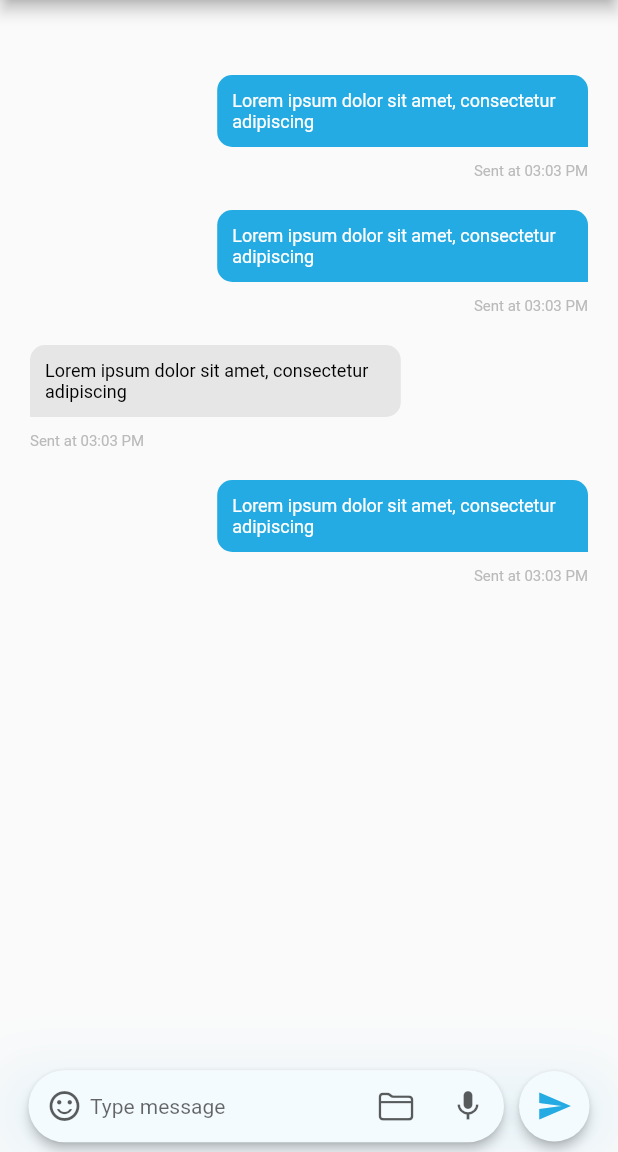
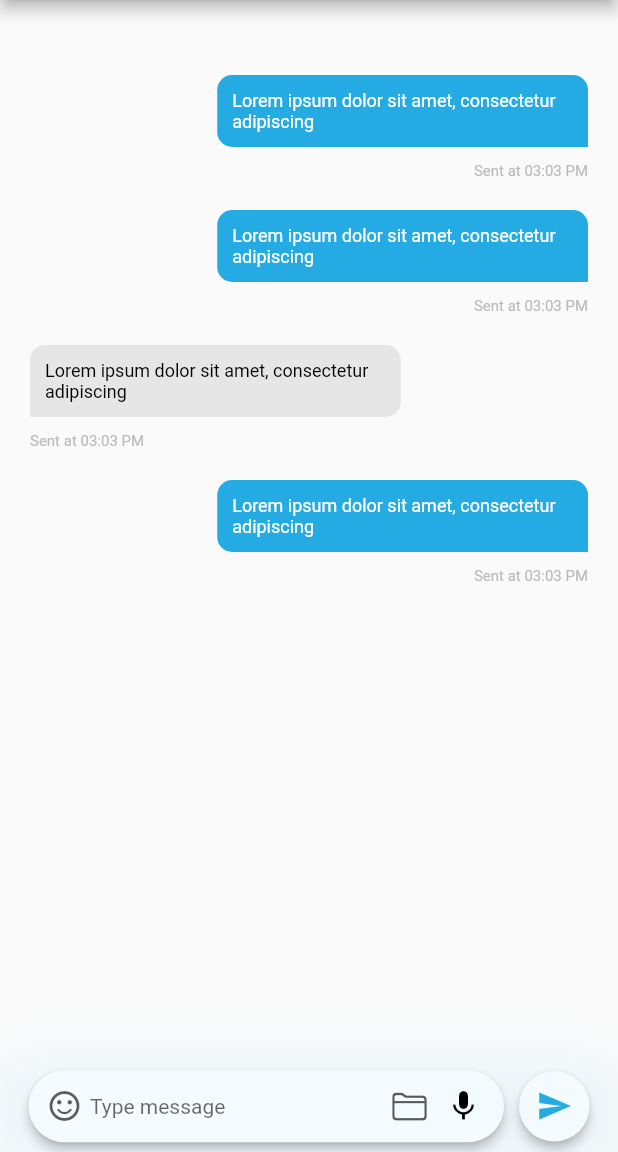
Before and after one commit to CAPT1998/MatchMingle, a Flutter app: the AdminChatScreen screen opened directly, on a phone screen of 412 x 824 dp, the part 84-1236 px from its top. Run offline on Flutter 3.47's test engine with Material 2 defaults, Android fonts, the phone set to English and light mode, and no system bars; our stand-ins replace another_flushbar, cloud_firestore, firebase_auth, firebase_core, flutter_spinkit, geolocator and 9 more; missing offline and left inert: flutter_facebook_auth, record, swipable_stack; accounts and stored records are empty; network calls fail; statements that could not run were skipped.

Commit message:
8th_june

```diff
--- a/lib/Screens/ChatScreen/AdminChat/AdminChatScreen.dart
+++ b/lib/Screens/ChatScreen/AdminChat/AdminChatScreen.dart
@@ -93,7 +93,9 @@ class _AdminChatScreenState extends State<AdminChatScreen> {
           press: () {},
           filePress: () {
             _fileButton(context);
-          },
+          }, voicemessagecallback: (String x) {
+
+           },
         ),
       ),
     );
--- a/lib/Screens/ChatScreen/AdminChat/PaymentScreen.dart
+++ b/lib/Screens/ChatScreen/AdminChat/PaymentScreen.dart
@@ -169,7 +169,7 @@ class _PaymentScreenState extends State<PaymentScreen> {
           press: () {},
           filePress: () {
             _fileButton(context);
-          },
+          }, voicemessagecallback: (String x) {  },
         ),
       ),
     );
--- a/lib/Widgets/ChatInputWidget.dart
+++ b/lib/Widgets/ChatInputWidget.dart
@@ -2,17 +2,22 @@ import 'package:flutter/cupertino.dart';
 import 'package:flutter/material.dart';
 
 import '../Constant.dart';
+import 'Recordingbutton.dart';
 
 class ChatInputField extends StatelessWidget {
   final dynamic message;
   final void Function() press;
+    final void Function(String) voicemessagecallback;
+
   dynamic filePress;
-  ChatInputField({
-    Key? key,
-    required this.message,
-    required this.press,
-    required this.filePress
-  }) : super(key: key);
+  ChatInputField(
+      {Key? key,
+      required this.message,
+            required this.voicemessagecallback,
+
+      required this.press,
+      required this.filePress})
+      : super(key: key);
 
   @override
   Widget build(BuildContext context) {
@@ -94,8 +99,10 @@ class ChatInputField extends StatelessWidget {
                       ),
                       // ),
                       // SizedBox(width: 10),
-                      IconButton(
-                        onPressed: () {},
+                      /*   IconButton(
+                        onPressed: () {
+
+                        },
                         icon: Icon(Icons.mic),
                         color: Theme.of(context)
                             .textTheme
@@ -103,6 +110,12 @@ class ChatInputField extends StatelessWidget {
                             .color!
                             .withOpacity(0.64),
                       ),
+                      */
+                      RecordButton(recordingFinishedCallback: (String x) {
+                          voicemessagecallback(x);
+                       },
+                      ),
+                      SizedBox(width: 15),
                     ],
                   ),
                 ),
--- /dev/null
+++ b/lib/Widgets/Recordingbutton.dart
@@ -0,0 +1,68 @@
+import 'package:flutter/material.dart';
+import 'package:record/record.dart';
+
+typedef RecordCallback = void Function(String);
+
+class RecordButton extends StatefulWidget {
+  const RecordButton({
+    Key? key,
+    required this.recordingFinishedCallback,
+  }) : super(key: key);
+
+  final RecordCallback recordingFinishedCallback;
+
+  @override
+  _RecordButtonState createState() => _RecordButtonState();
+}
+
+class _RecordButtonState extends State<RecordButton> {
+  bool _isRecording = false;
+  final _audioRecorder = Record();
+
+  Future<void> _start() async {
+    try {
+      if (await _audioRecorder.hasPermission()) {
+        await _audioRecorder.start(
+            path: '/data/user/0/com.example.teen_jungle/cache/temp.mp3',
+            encoder: AudioEncoder.aacLc);
+
+        bool isRecording = await _audioRecorder.isRecording();
+        setState(() {
+          _isRecording = isRecording;
+        });
+      }
+    } catch (e) {
+      print(e);
+    }
+  }
+
+  Future<void> _stop() async {
+    final path = await _audioRecorder.stop();
+
+    widget.recordingFinishedCallback(path!);
+
+    setState(() => _isRecording = false);
+  }
+
+  @override
+  Widget build(BuildContext context) {
+    late final IconData icon;
+    late final Color? color;
+    if (_isRecording) {
+      icon = Icons.stop;
+      color = Colors.red.withOpacity(0.3);
+    } else {
+      color = Colors.black;
+      icon = Icons.mic;
+    }
+    return GestureDetector(
+      onTap: () {
+        _isRecording ? _stop() : _start();
+      },
+      child: Icon(
+        icon,
+        color: color,
+      ),
+    );
+  }
+}
--- a/pubspec.yaml
+++ b/pubspec.yaml
@@ -56,6 +56,8 @@ dependencies:
   video_player: ^2.6.1
   permission_handler: ^10.2.0
   velocity_x: ^4.1.0
+  record: ^4.4.4
+  flutter_spinkit: ^5.2.0
 
 
 dev_dependencies:
```
Also changed, not shown: lib/Provider/auth_provider.dart (+10 -10 lines), lib/Provider/chat_provider.dart (+30 -0 lines), lib/Screens/ChatScreen/MessageChatScreen.dart (+131 -54 lines), lib/Screens/HomeScreens/ExampleCard.dart (+6 -2 lines), lib/Screens/HomeScreens/FilterScreen.dart (+9 -4 lines), lib/Screens/HomeScreens/HomeScreen.dart (+33 -6 lines), pubspec.lock, 7 other files.
